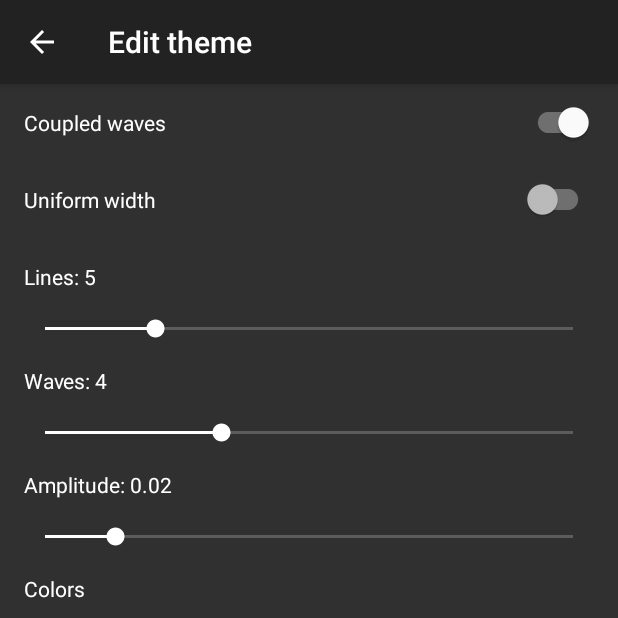
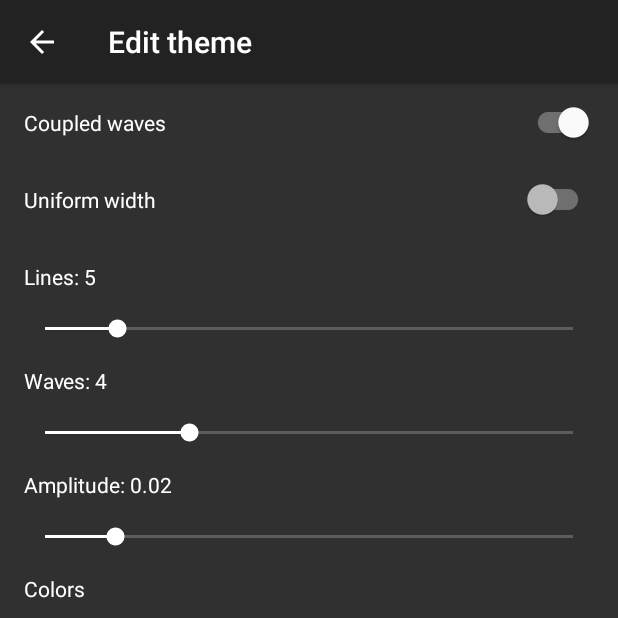
Before and after one commit to markusfisch/WaveLinesWallpaper, an Android app: the screen it shows after launch (MainActivity), after a tap on "Edit theme", on a phone screen of 412 x 824 dp, the top half of it. Run offline under Robolectric (Android 15) with nearby library versions, the phone set to English and light mode, and no system bars; 1 other tap on this screen came first.

Commit message:
Add lower bounds for waves and lines

```diff
--- a/app/src/main/res/layout/fragment_theme_editor.xml
+++ b/app/src/main/res/layout/fragment_theme_editor.xml
@@ -29,6 +29,7 @@
 		<SeekBar
 			style="@style/EditorSeekBar"
 			android:id="@+id/lines"
+			android:min="2"
 			android:max="24"/>
 		<TextView
 			android:id="@+id/waves_label"
@@ -39,6 +40,7 @@
 		<SeekBar
 			style="@style/EditorSeekBar"
 			android:id="@+id/waves"
+			android:min="1"
 			android:max="12"/>
 		<TextView
 			android:id="@+id/amplitude_label"
```
